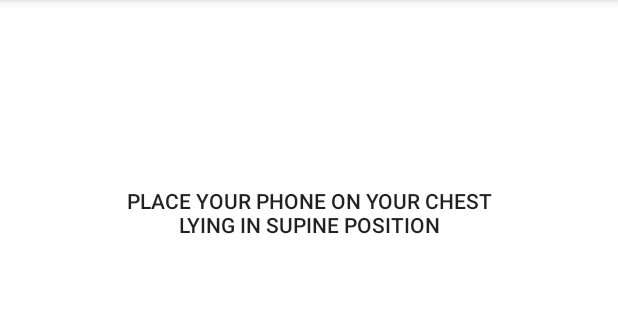
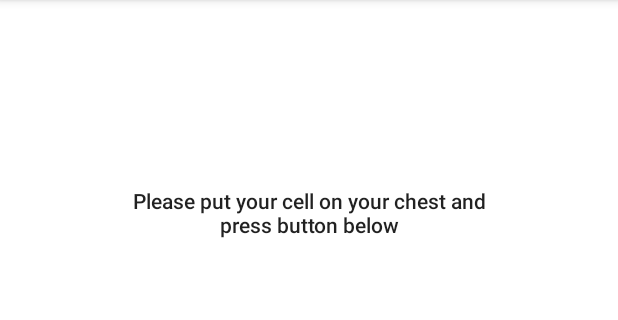
Before and after one commit to sjmodi1997/HealthChecker, an Android app: the screen it shows after launch (RespiratoryRateActivity), after a tap on "MEASURE RESPIRATORY RATE", on a phone screen of 412 x 824 dp, the part 84-404 px from its top. Run offline under Robolectric (Android 15) with nearby library versions, the phone set to English and light mode, and no system bars.

Commit message:
Improve codebase and changing symptom functionality

```diff
--- a/app/src/main/java/com/example/health_checker/HeartRateActivity.java
+++ b/app/src/main/java/com/example/health_checker/HeartRateActivity.java
@@ -273,7 +273,7 @@ public class HeartRateActivity extends AppCompatActivity {
                     while (true) {
 
                         try {
-                            String heart_rate = cameraActivity.measure_heart_rate(folderPath, aviName);
+                            String heart_rate = cameraActivity.measureHeartRate(folderPath, aviName);
                             if (heart_rate != "") {
                                 TextView textView = findViewById(R.id.heartRateValTextView);
                                 Button button = findViewById(R.id.heartRateBtn);
--- a/app/src/main/java/com/example/health_checker/MainActivity.java
+++ b/app/src/main/java/com/example/health_checker/MainActivity.java
@@ -34,9 +34,9 @@ public class MainActivity extends AppCompatActivity {
         img.setImageResource(R.drawable.logo_image);
 
         //Call Respiratory Rate Activity
-        Button RespBtn = (Button) findViewById(R.id.MeasureRespiratoryButton);
+        Button btnResp = (Button) findViewById(R.id.MeasureRespiratoryButton);
 
-        RespBtn.setOnClickListener(new View.OnClickListener() {
+        btnResp.setOnClickListener(new View.OnClickListener() {
             @Override
             public void onClick(View v) {
                 Intent respiInt = new Intent(MainActivity.this, RespiratoryRateActivity.class);
@@ -45,9 +45,9 @@ public class MainActivity extends AppCompatActivity {
         });
 
         //Call Heart Rate Activity
-        Button HeartBtn = (Button) findViewById(R.id.MeasureHeartRateButton);
+        Button btnHeartRate = (Button) findViewById(R.id.MeasureHeartRateButton);
 
-        HeartBtn.setOnClickListener(new View.OnClickListener() {
+        btnHeartRate.setOnClickListener(new View.OnClickListener() {
             @Override
             public void onClick(View v) {
                 Intent heartInt = new Intent(MainActivity.this, HeartRateActivity.class);
@@ -56,9 +56,9 @@ public class MainActivity extends AppCompatActivity {
         });
 
         //Call Symptom Logging Activity
-        Button SymBtn = (Button) findViewById(R.id.ReportSymptomsButton);
+        Button btnSymptom = (Button) findViewById(R.id.ReportSymptomsButton);
 
-        SymBtn.setOnClickListener(new View.OnClickListener() {
+        btnSymptom.setOnClickListener(new View.OnClickListener() {
             @Override
             public void onClick(View v) {
                 Intent symInt = new Intent(MainActivity.this, SymptomLoggingActivity.class);
@@ -66,9 +66,9 @@ public class MainActivity extends AppCompatActivity {
             }
         });
 
-        FloatingActionButton saveBtn = (FloatingActionButton) findViewById(R.id.SaveDataButton);
+        FloatingActionButton btnSaveData = (FloatingActionButton) findViewById(R.id.SaveDataButton);
 
-        saveBtn.setOnClickListener(new View.OnClickListener() {
+        btnSaveData.setOnClickListener(new View.OnClickListener() {
             public void onClick(View v) {
                 db = new DatabaseHandler();
                 db.createDB();
@@ -78,7 +78,7 @@ public class MainActivity extends AppCompatActivity {
                 if(true) {
                     if(db.insertRow())
                         Toast.makeText(MainActivity.this, "Data Uploaded Sucessfully", Toast.LENGTH_LONG).show();
-                        saveBtn.setVisibility(View.INVISIBLE);
+                        btnSaveData.setVisibility(View.INVISIBLE);
                 } else {
                     Toast.makeText(MainActivity.this, "Measured symptoms long ago try measuring again", Toast.LENGTH_LONG).show();
                 }
--- a/app/src/main/res/layout/activity_heart_rate.xml
+++ b/app/src/main/res/layout/activity_heart_rate.xml
@@ -22,9 +22,11 @@
         android:layout_width="261dp"
         android:layout_height="43dp"
         android:layout_marginBottom="88dp"
+        android:fontFamily="sans-serif-medium"
         android:gravity="center"
         android:text="Please put your finger on the rear camera "
-        android:textAppearance="@style/TextAppearance.AppCompat.Medium"
+        android:textAppearance="@style/TextAppearance.AppCompat.Body2"
+        android:typeface="normal"
         app:layout_constraintBottom_toTopOf="@+id/heartRateBtn"
         app:layout_constraintEnd_toEndOf="parent"
         app:layout_constraintStart_toStartOf="parent" />
--- a/app/src/main/res/layout/activity_respiratory_rate.xml
+++ b/app/src/main/res/layout/activity_respiratory_rate.xml
@@ -12,7 +12,7 @@
         android:layout_height="43dp"
         android:layout_marginBottom="88dp"
         android:gravity="center"
-        android:text="PLACE YOUR PHONE ON YOUR CHEST LYING IN SUPINE POSITION"
+        android:text="Please put your cell on your chest and press button below"
         android:textAppearance="@style/TextAppearance.AppCompat.Body2"
         app:layout_constraintBottom_toTopOf="@+id/RespiRateBtn"
         app:layout_constraintEnd_toEndOf="parent"
@@ -25,7 +25,7 @@
         android:layout_marginTop="44dp"
         android:background="@drawable/round_button"
         android:text="Measure Respiratory Rate"
-        app:backgroundTint="@color/round_gradient_button_end_color"
+        app:backgroundTint="@color/teal_200"
         app:layout_constraintBottom_toBottomOf="parent"
         app:layout_constraintEnd_toEndOf="parent"
         app:layout_constraintStart_toStartOf="parent"
@@ -50,7 +50,7 @@
         android:layout_marginTop="216dp"
         android:background="@drawable/round_button"
         android:text="Log Data"
-        app:backgroundTint="@color/round_gradient_button_end_color"
+        app:backgroundTint="@color/purple_700"
 
         app:layout_constraintEnd_toEndOf="parent"
         app:layout_constraintStart_toStartOf="parent"
--- a/app/src/main/res/layout/activity_symptom_logging.xml
+++ b/app/src/main/res/layout/activity_symptom_logging.xml
@@ -27,8 +27,8 @@
         android:layout_width="324dp"
         android:layout_height="39dp"
         android:layout_marginTop="128dp"
-        android:background="@color/purple_200"
-        android:popupBackground="@color/purple_200"
+        android:background="@color/round_button_color"
+        android:popupBackground="@color/ic_launcher_background"
         android:textColor="#ffffff"
         app:layout_constraintEnd_toEndOf="parent"
         app:layout_constraintHorizontal_bias="0.563"
@@ -54,7 +54,7 @@
         android:layout_width="236dp"
         android:layout_height="58dp"
         android:layout_marginTop="44dp"
-        android:background="@color/purple_200"
+        android:background="@color/white"
         android:numStars="5"
         android:visibility="visible"
         app:layout_constraintEnd_toEndOf="parent"
```
Also changed, not shown: app/src/main/java/com/example/health_checker/CameraActivity.java (+10 -10 lines), app/src/main/java/com/example/health_checker/DatabaseHandler.java (+7 -5 lines), app/src/main/java/com/example/health_checker/SymptomLoggingActivity.java (+28 -2 lines).
